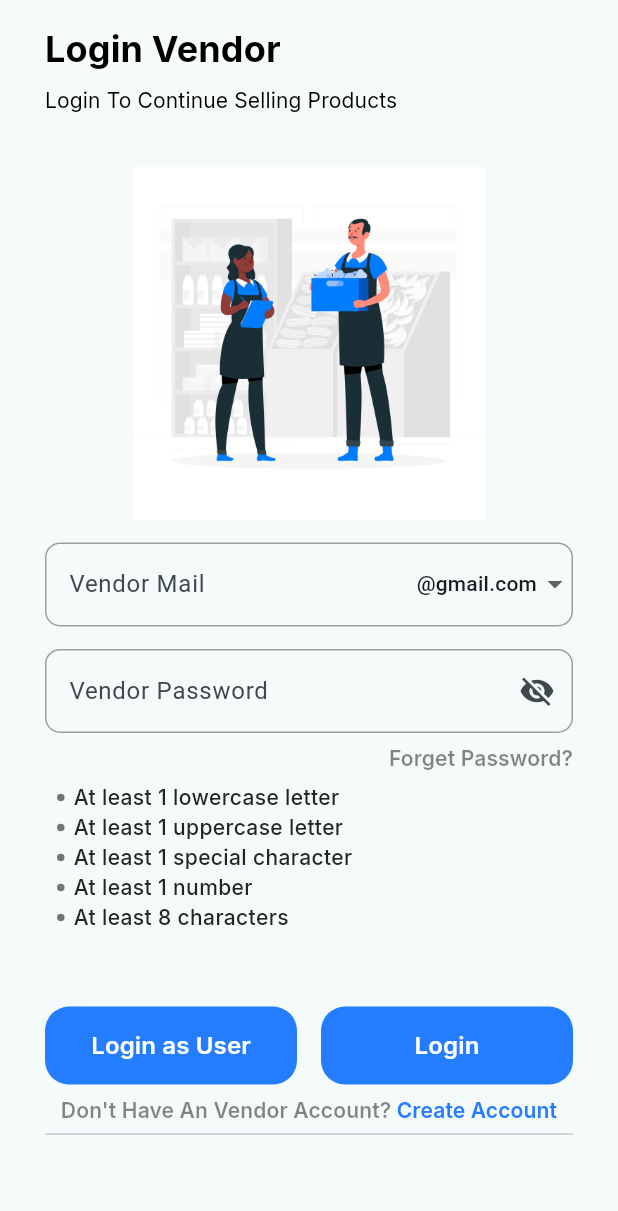
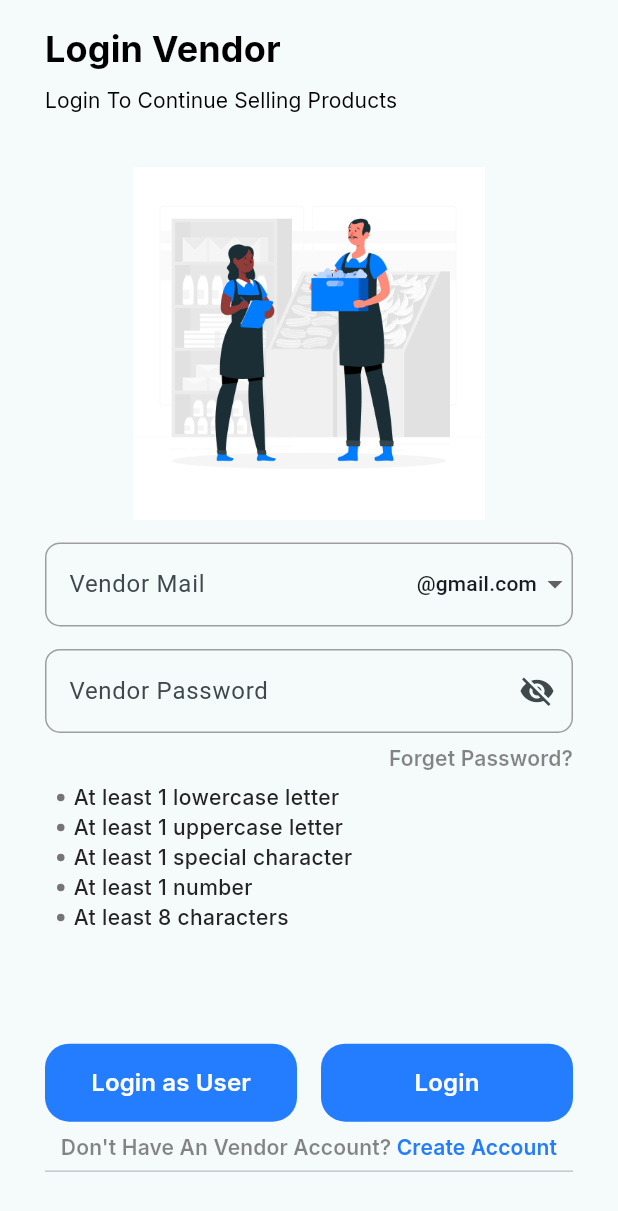
Before and after one commit to Sukhmeetsingh306/store_app, a Flutter app: the screen it shows after launch, after a tap on "Login as Vendor", on a phone screen of 412 x 824 dp. Shown: the top 1211 px of the screen. Run offline on Flutter 3.47's test engine with Material 3 defaults, Android fonts, the phone set to English and light mode, and no system bars; our stand-ins replace file_picker, flutter_riverpod, flutter_svg, go_router, google_fonts, image_picker and 4 more; missing offline and left inert: cloudinary_public, dart:html, flutter_admin_scaffold, random_avatar.

Commit message:
fixed code as per real device

```diff
--- a/multi_vendor/lib/screen/authentication/login_auth_screen.dart
+++ b/multi_vendor/lib/screen/authentication/login_auth_screen.dart
@@ -374,7 +374,7 @@ class _LoginAuthScreenState extends State<LoginAuthScreen>
                       SizedBox(
                         height: hasError
                             ? MediaQuery.of(context).size.height * .022
-                            : MediaQuery.of(context).size.height * .06,
+                            : MediaQuery.of(context).size.height * .09,
                       ),
                       Row(
                         children: [
@@ -430,7 +430,7 @@ class _LoginAuthScreenState extends State<LoginAuthScreen>
                   ),
                 ),
               ),
-              sizedBoxH15(),
+              sizedBoxH10(),
               FadeTransition(
                 opacity: _fadeAnimation2,
                 child: SlideTransition(
--- a/multi_vendor/lib/screen/authentication/seller/seller_login_auth_screen.dart
+++ b/multi_vendor/lib/screen/authentication/seller/seller_login_auth_screen.dart
@@ -248,7 +248,7 @@ class _SellerLoginAuthScreenState extends State<SellerLoginAuthScreen>
                     SizedBox(
                       height: hasError
                           ? MediaQuery.of(context).size.height * .022
-                          : MediaQuery.of(context).size.height * .06,
+                          : MediaQuery.of(context).size.height * .09,
                     ),
                     Row(
                       children: [
```
